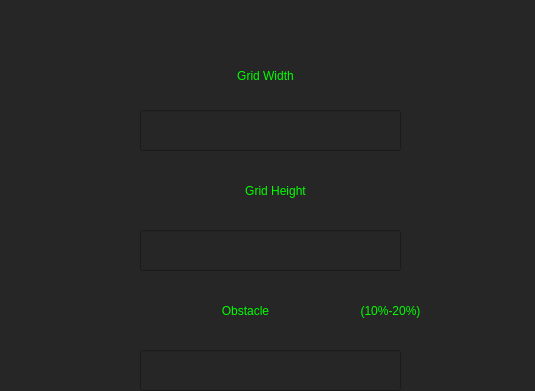
First picture: the form in mainPage.ui, repository brezden/Grassfire-Algorithm-Simulator, before the edit; both pictures show x 0 to 535 and y 110 to 501 of the 1200 by 800 pixel window.
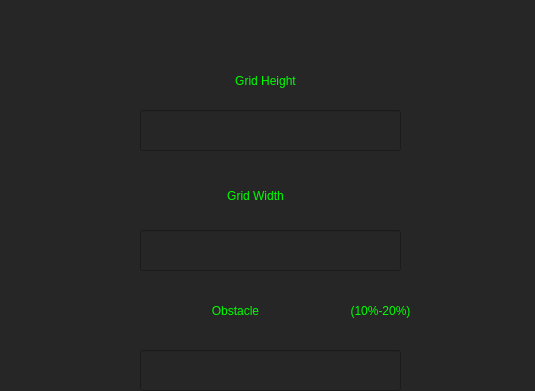
Second picture: the form after the edit.

What changed in the file:
```diff
--- a/mainPage.ui
+++ b/mainPage.ui
@@ -65,8 +65,8 @@
   <widget class="QLabel" name="label_3">
    <property name="geometry">
     <rect>
-     <x>160</x>
-     <y>170</y>
+     <x>150</x>
+     <y>290</y>
      <width>211</width>
      <height>31</height>
     </rect>
@@ -88,8 +88,8 @@
   <widget class="QLabel" name="label_4">
    <property name="geometry">
     <rect>
-     <x>160</x>
-     <y>280</y>
+     <x>150</x>
+     <y>170</y>
      <width>231</width>
      <height>41</height>
     </rect>
@@ -145,7 +145,7 @@
   <widget class="QLabel" name="obstacle">
    <property name="geometry">
     <rect>
-     <x>160</x>
+     <x>150</x>
      <y>400</y>
      <width>171</width>
      <height>41</height>
@@ -168,7 +168,7 @@
   <widget class="QLabel" name="obstacle_2">
    <property name="geometry">
     <rect>
-     <x>340</x>
+     <x>330</x>
      <y>410</y>
      <width>101</width>
      <height>21</height>
```
